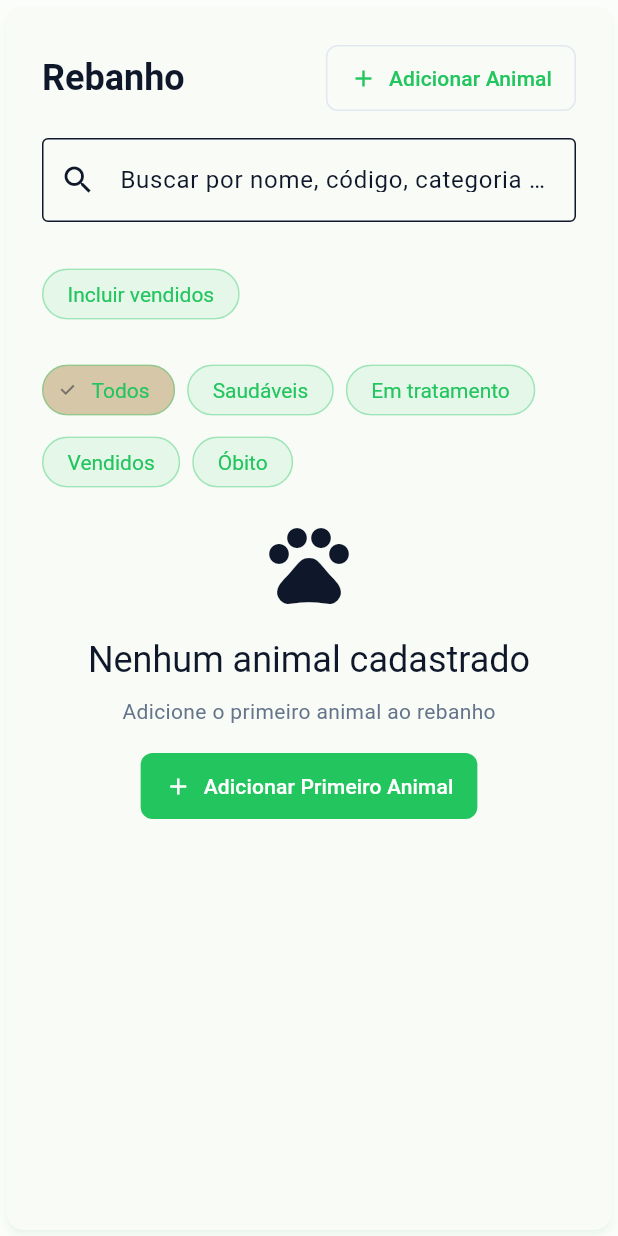
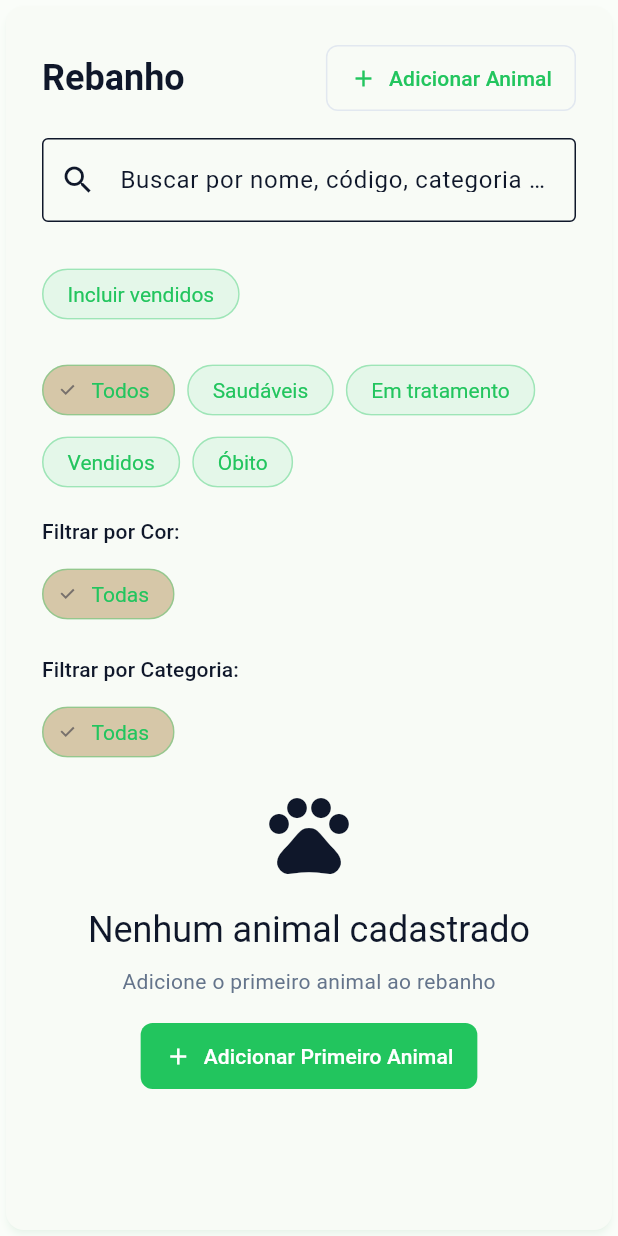
Before and after one commit to CarlosHenriqueVasconcelos/ovino-caprino-hub, a Flutter app: the _HerdSection widget shown alone on an empty page, opened directly, on a phone screen of 412 x 824 dp. Run offline on Flutter 3.47's test engine with Material 3 defaults, Android fonts, the phone set to English and light mode, and no system bars; our stand-ins replace sqflite, sqflite_common, sqflite_common_ffi, supabase_flutter; accounts and stored records are empty.

Commit message:
feat: Add filtering and sorting to animal dashboard

```diff
--- a/flutter_desktop/lib/screens/complete_dashboard_screen.dart
+++ b/flutter_desktop/lib/screens/complete_dashboard_screen.dart
@@ -607,6 +607,8 @@ class _HerdSectionState extends State<_HerdSection> {
 
   bool _includeSold = false;
   String? _statusFilter; // null = todos; 'Saudável' | 'Em tratamento' | 'Vendido' | 'Óbito'
+  String? _colorFilter;
+  String? _categoryFilter;
 
   StreamSubscription<String>? _busSub;
 
@@ -653,7 +655,31 @@ class _HerdSectionState extends State<_HerdSection> {
                 : all.where((a) => a.status == null || a.status != 'Vendido').toList();
           }
         })();
-        final filtered = _filter(baseList, _query);
+
+        // Aplicar filtros de cor e categoria
+        var filtered = baseList.where((a) {
+          if (_colorFilter != null && a.color != _colorFilter) return false;
+          if (_categoryFilter != null && a.category != _categoryFilter) return false;
+          return true;
+        }).toList();
+
+        // Aplicar busca por texto
+        filtered = _filter(filtered, _query);
+
+        // Ordenar por cor e depois por número
+        filtered.sort((a, b) {
+          final colorCompare = a.color.compareTo(b.color);
+          if (colorCompare != 0) return colorCompare;
+
+          // Extrair números do código para ordenação numérica
+          final numA = int.tryParse(a.code.replaceAll(RegExp(r'[^0-9]'), '')) ?? 0;
+          final numB = int.tryParse(b.code.replaceAll(RegExp(r'[^0-9]'), '')) ?? 0;
+          return numA.compareTo(numB);
+        });
+
+        // Obter listas únicas de cores e categorias
+        final availableColors = all.map((a) => a.color).toSet().toList()..sort();
+        final availableCategories = all.map((a) => a.category).toSet().toList()..sort();
 
         return Card(
           child: Padding(
@@ -746,6 +772,46 @@ class _HerdSectionState extends State<_HerdSection> {
                       selected: _statusFilter == 'Óbito',
                       onSelected: (_) => setState(() => _statusFilter = 'Óbito'),
                     ),
+                  ],
+                ),
+                const SizedBox(height: 12),
+
+                // Filtro de Cor
+                Text('Filtrar por Cor:', style: theme.textTheme.titleSmall),
+                const SizedBox(height: 8),
+                Wrap(
+                  spacing: 8,
+                  children: [
+                    ChoiceChip(
+                      label: const Text('Todas'),
+                      selected: _colorFilter == null,
+                      onSelected: (_) => setState(() => _colorFilter = null),
+                    ),
+                    ...availableColors.map((color) => ChoiceChip(
+                      label: Text(color),
+                      selected: _colorFilter == color,
+                      onSelected: (_) => setState(() => _colorFilter = color),
+                    )),
+                  ],
+                ),
+                const SizedBox(height: 16),
+
+                // Filtro de Categoria
+                Text('Filtrar por Categoria:', style: theme.textTheme.titleSmall),
+                const SizedBox(height: 8),
+                Wrap(
+                  spacing: 8,
+                  children: [
+                    ChoiceChip(
+                      label: const Text('Todas'),
+                      selected: _categoryFilter == null,
+                      onSelected: (_) => setState(() => _categoryFilter = null),
+                    ),
+                    ...availableCategories.map((category) => ChoiceChip(
+                      label: Text(category),
+                      selected: _categoryFilter == category,
+                      onSelected: (_) => setState(() => _categoryFilter = category),
+                    )),
                   ],
                 ),
                 const SizedBox(height: 12),
```
Also changed, not shown: flutter_desktop/lib/widgets/advanced_search.dart (+74 -2 lines).
